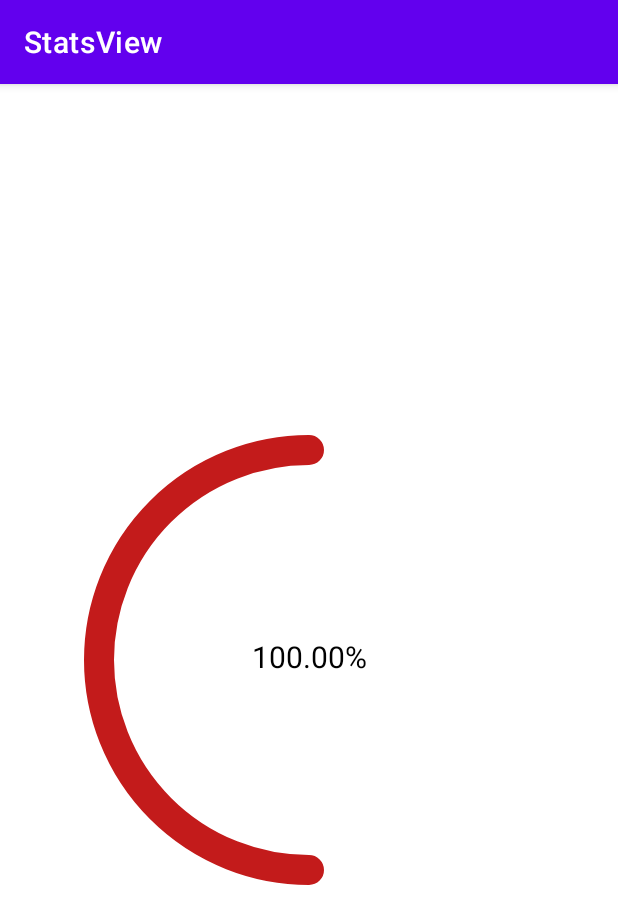
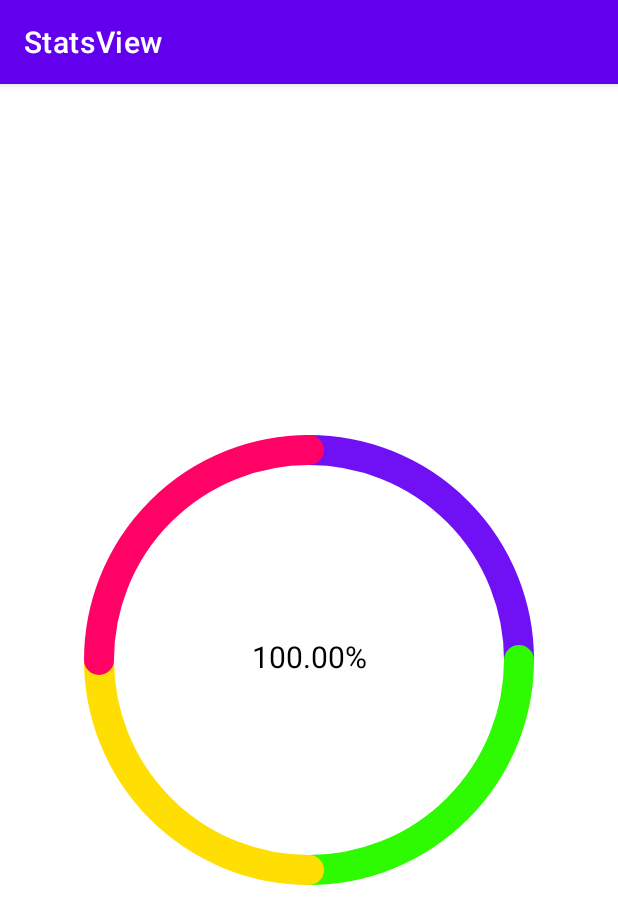
Before and after one commit to TsuraEvgesha/StatsView2, an Android app: the screen it shows after launch (MainActivity), on a phone screen of 412 x 824 dp. Shown: the top 924 px of the screen. Run offline under Robolectric (Android 15) with nearby library versions, the phone set to English and light mode, and no system bars.

Commit message:
1 задание исправление

```diff
--- a/app/src/main/java/ru/netology/statsview/ui/StatsView.kt
+++ b/app/src/main/java/ru/netology/statsview/ui/StatsView.kt
@@ -43,12 +43,8 @@ class StatsView @JvmOverloads constructor(
         context.withStyledAttributes(attributeSet, R.styleable.StatsView) {
             textSize = getDimension(R.styleable.StatsView_textSize, textSize)
             lineWidth = getDimension(R.styleable.StatsView_lineWidth, lineWidth.toFloat()).toInt()
-            colors = listOf(
-                getColor(R.styleable.StatsView_color1, generateRandomColor()),
-                getColor(R.styleable.StatsView_color2, generateRandomColor()),
-                getColor(R.styleable.StatsView_color3, generateRandomColor()),
-                getColor(R.styleable.StatsView_color4, generateRandomColor())
-            )
+            val resId = getResourceId(R.styleable.StatsView_colors, 0)
+            colors = resources.getIntArray(resId).toList()
         }
     }
 
@@ -104,12 +100,11 @@ class StatsView @JvmOverloads constructor(
         val progressAngle = progress * 360F
         for ((index, datum) in data.withIndex()) {
             val angle = datum * 360F
-            val angle2 = progressAngle - step
             paint.color = colors.getOrNull(index) ?: generateRandomColor()
-            canvas.drawArc(oval, startAngle, angle2, false, paint)
+            canvas.drawArc(oval, startAngle + (progress * 360F), angle * progress, false, paint)
             startAngle += angle
             step += angle
-            if (step > progressAngle) return
+
 
         }
 
@@ -131,6 +126,7 @@ class StatsView @JvmOverloads constructor(
             it.cancel()
         }
         progress = 0F
+        progress.toInt()
 
         valueAnimator = ValueAnimator.ofFloat(0F, 1F)
             .apply {
--- a/app/src/main/res/anim/animation.xml
+++ b/app/src/main/res/anim/animation.xml
@@ -1,16 +1,16 @@
 <?xml version="1.0" encoding="utf-8"?>
 <set xmlns:android="http://schemas.android.com/apk/res/android">
-    <!--    <scale-->
-    <!--        android:duration="300"-->
-    <!--        android:fromXScale="1.0"-->
-    <!--        android:toXScale="1.25"-->
-    <!--        android:fromYScale="1.0"-->
-    <!--        android:toYScale="1.25"-->
-    <!--        android:interpolator = "@android:anim/linear_interpolator"-->
-    <!--        android:repeatCount = "3"-->
-    <!--        android:repeatMode="reverse"-->
+    <scale
+        android:duration="300"
+        android:fromXScale="1.0"
+        android:fromYScale="1.0"
+        android:interpolator="@android:anim/linear_interpolator"
+        android:repeatCount="3"
+        android:repeatMode="reverse"
+        android:toXScale="1.25"
+        android:toYScale="1.25"
 
-    <!--        />-->
+        />
     <rotate
         android:interpolator="@android:anim/accelerate_decelerate_interpolator"
         android:duration="300"
--- a/app/src/main/res/layout/activity_main.xml
+++ b/app/src/main/res/layout/activity_main.xml
@@ -17,10 +17,7 @@
         android:layout_width="300dp"
         android:layout_height="300dp"
         android:layout_gravity="center"
-        app:color1="#C31B1B"
-        app:color2="#0909DD"
-        app:color3="#FAF3F3"
-        app:color4="#1936ED"
+        app:colors="@array/colors"
         app:textSize="20sp"
         app:lineWidth="20dp" />
 
--- a/app/src/main/res/values/attrs.xml
+++ b/app/src/main/res/values/attrs.xml
@@ -3,10 +3,8 @@
     <declare-styleable name="StatsView">
         <attr name="textSize" format="dimension|reference" />
         <attr name="lineWidth" format="dimension|reference" />
-        <attr name="color1" format="color|reference" />
-        <attr name="color2" format="color|reference" />
-        <attr name="color3" format="color|reference" />
-        <attr name="color4" format="color|reference" />
+        <attr name="colors" format="color|reference" />
+
 
     </declare-styleable>
 
--- a/app/src/main/res/values/colors.xml
+++ b/app/src/main/res/values/colors.xml
@@ -11,9 +11,15 @@
     <color name="colorPrimaryDark">#3700B3</color>
     <color name="colorAccent">#03DAC5</color>
     <color name="divider_color">#ccc</color>
-    <color name="color1">#6200EE</color>
-    <color name="color2">#FAF9FB</color>
-    <color name="color3">#02F40C</color>
-    <color name="color4">#C404FA</color>
+    <array name="colors">
+        <item>#6F11F4</item>
+        <item>#2EFB01</item>
+        <item>#FFDE03</item>
+        <item>#FF0266</item>
+        <item>#E7E6E7</item>
+
+
+    </array>
+
 
 </resources>
```
